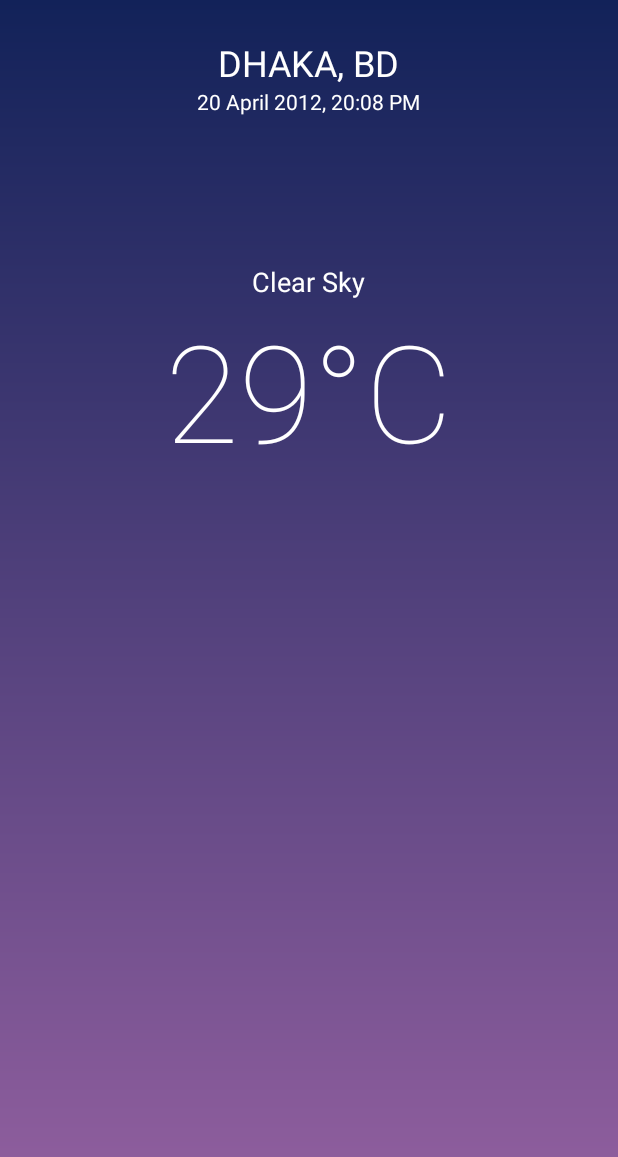
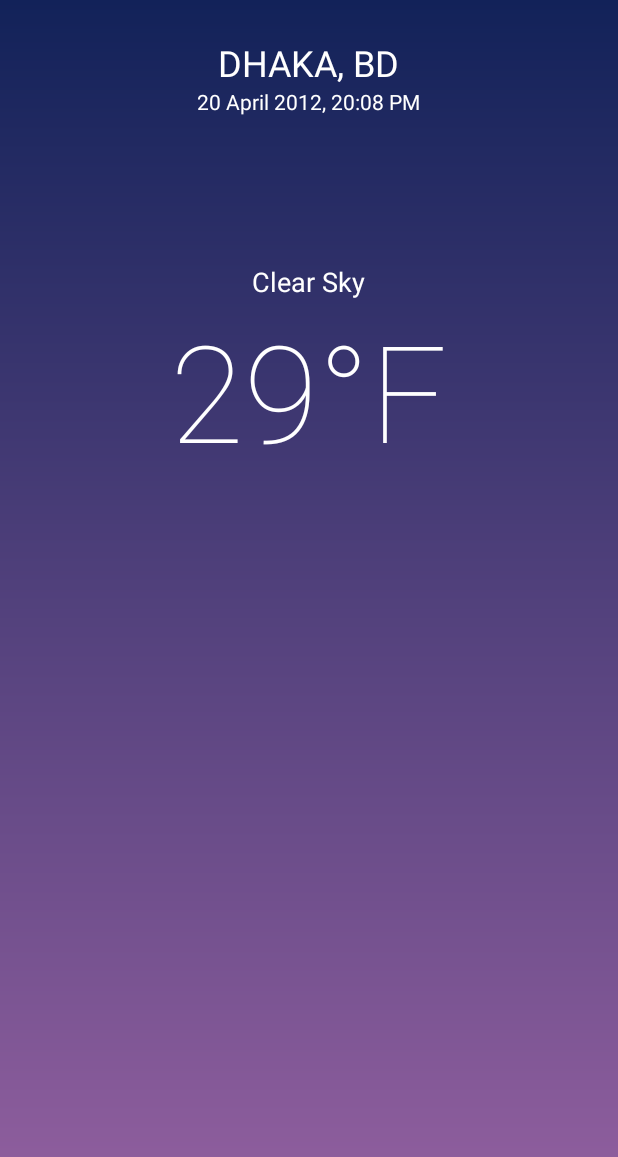
Before and after one commit to HCL212/AndroidWeather, an Android app: the screen it shows after launch (MainActivity), on a phone screen of 412 x 824 dp. Shown: the top 1157 px of the screen. Run offline under Robolectric (Android 15) with nearby library versions, the phone set to English and light mode, and no system bars.

```diff
--- a/app/build.gradle
+++ b/app/build.gradle
@@ -16,6 +16,9 @@ android {
             proguardFiles getDefaultProguardFile('proguard-android-optimize.txt'), 'proguard-rules.pro'
         }
     }
+    buildTypes.each {
+        it.buildConfigField 'String', 'DarkSkyKey', DarkSkyAPIKey
+    }
 }
 
 dependencies {
--- a/app/src/main/res/layout/activity_main.xml
+++ b/app/src/main/res/layout/activity_main.xml
@@ -53,7 +53,7 @@
                 android:textColor="@android:color/white"
                 android:fontFamily="sans-serif-thin"
                 android:layout_gravity="center"
-                android:text="29°C"/>
+                android:text="29°F"/>
 
         </LinearLayout>
 
--- a/app/src/main/res/values/secrets.xml
+++ /dev/null
@@ -1,4 +0,0 @@
-<?xml version="1.0" encoding="utf-8"?>
-<resources>
-    <string name = "dark_sky_key">2daafb9d2b0e6083c298882e99e100aa</string>
-</resources>
--- a/gradle.properties
+++ b/gradle.properties
@@ -17,3 +17,4 @@ org.gradle.jvmargs=-Xmx1536m
 android.useAndroidX=true
 # Automatically convert third-party libraries to use AndroidX
 android.enableJetifier=true
+DarkSkyAPIKey = "2daafb9d2b0e6083c298882e99e100aa"
```
Also changed, not shown: app/src/main/java/com/example/androidweather/MainActivity.java (+13 -1 lines).
